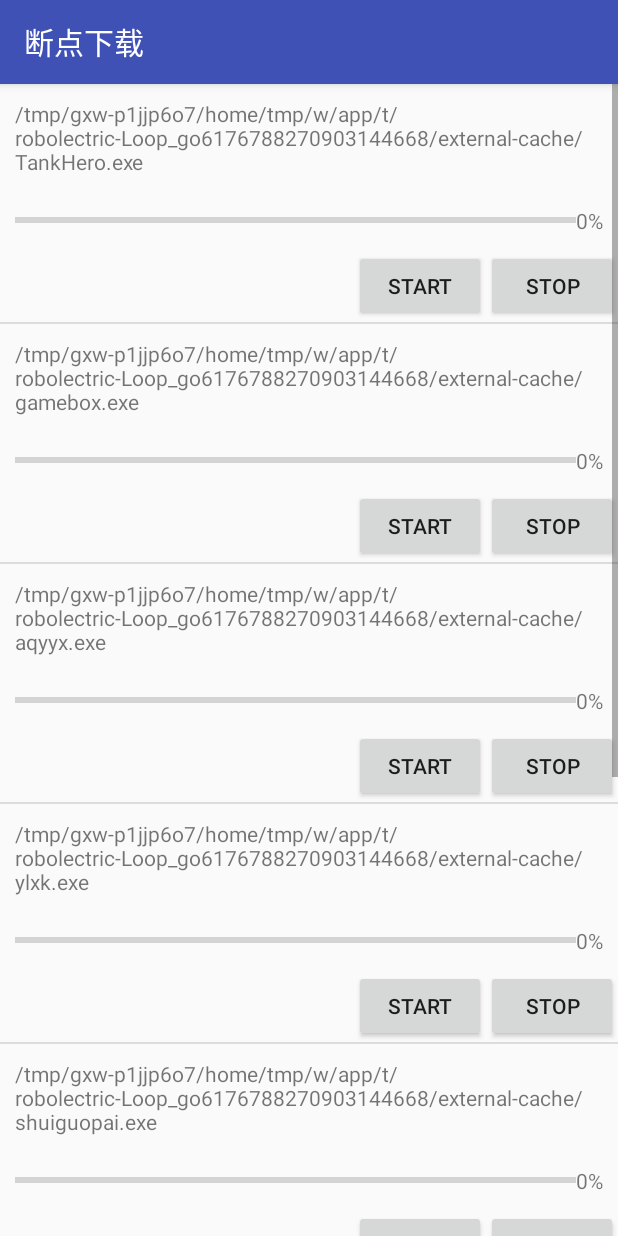
After one commit to zwb1992/DownloadApp, an Android app: the MultipleDownloadActivity screen opened directly, with no data from a screen before it, on a phone screen of 412 x 824 dp. The commit adds this screen. Run offline under Robolectric (Android 15) with nearby library versions, the phone set to English and light mode, and no system bars; our stand-ins replace ButterKnife.

Commit message:
多线程断点下载

```diff
--- a/DownloadApp/app/src/main/AndroidManifest.xml
+++ b/DownloadApp/app/src/main/AndroidManifest.xml
@@ -23,7 +23,9 @@
         <service
             android:name=".service.DownloadService"
             android:enabled="true"
-            android:exported="true"/>
+            android:exported="true" />
+
+        <activity android:name=".MultipleDownloadActivity"></activity>
     </application>
 
 </manifest>
--- /dev/null
+++ b/DownloadApp/app/src/main/java/com/zwb/downloadapp/MultipleDownloadActivity.java
@@ -0,0 +1,129 @@
+package com.zwb.downloadapp;
+
+import android.content.BroadcastReceiver;
+import android.content.Context;
+import android.content.Intent;
+import android.content.IntentFilter;
+import android.os.Bundle;
+import android.os.Environment;
+import android.os.Handler;
+import android.support.v7.app.AppCompatActivity;
+import android.widget.ListView;
+
+import com.zwb.downloadapp.adapter.DownloadAdapter;
+import com.zwb.downloadapp.bean.FileInfo;
+import com.zwb.downloadapp.bean.FileInfoDAO;
+
+import java.io.File;
+import java.util.ArrayList;
+import java.util.List;
+
+import butterknife.BindView;
+import butterknife.ButterKnife;
+
+/**
+ * 多线程下载文件
+ */
+public class MultipleDownloadActivity extends AppCompatActivity {
+    @BindView(R.id.listView)
+    ListView listView;
+    private List<FileInfo> fileInfos;
+    private static final String basePath = Environment.getExternalStorageDirectory().getAbsolutePath() + File.separator;
+    private FileInfoDAO fileInfoDAO;
+    private DownloadAdapter adapter;
+    private DownloadReceiver downloadReceiver;
+
+    @Override
+    protected void onCreate(Bundle savedInstanceState) {
+        super.onCreate(savedInstanceState);
+        setContentView(R.layout.activity_multiple_download);
+        ButterKnife.bind(this);
+        downloadReceiver = new DownloadReceiver();
+        IntentFilter filter = new IntentFilter("multipleDownload");
+        registerReceiver(downloadReceiver, filter);
+        fileInfoDAO = FileInfoDAO.getInstance(this);
+        initData();
+        adapter = new DownloadAdapter(this, fileInfos);
+        listView.setAdapter(adapter);
+
+        handler.postDelayed(runnable, 500);
+    }
+
+    private Handler handler = new Handler();
+    private Runnable runnable = new Runnable() {
+        @Override
+        public void run() {
+            if (adapter != null) {
+                adapter.notifyDataSetChanged();
+            }
+            handler.postDelayed(this, 500);//每个0.5秒钟刷新一次界面，避免因开启下载的线程过多导致刷新频繁
+        }
+    };
+
+    @Override
+    protected void onDestroy() {
+        super.onDestroy();
+        unregisterReceiver(downloadReceiver);
+        handler.removeCallbacks(runnable);
+    }
+
+    private void initData() {
+        fileInfos = new ArrayList<>();
+        FileInfo fileInfo = new FileInfo(1,
+                "http://dlsw.baidu.com/sw-search-sp/soft/1a/30708/TankHero_4399_Ver1.0.0.0.1406601180.exe",
+                basePath + "TankHero.exe", 0, 0);
+        fileInfos.add(fileInfoDAO.get(fileInfo));
+
+        fileInfo = new FileInfo(1,
+                "http://dlsw.baidu.com/sw-search-sp/soft/81/30712/gamebox_setup_2.2.3.602.1425610754.exe",
+                basePath + "gamebox.exe", 0, 0);
+        fileInfos.add(fileInfoDAO.get(fileInfo));
+
+        fileInfo = new FileInfo(1,
+                "http://sw.bos.baidu.com/sw-search-sp/software/2ae995961767e/aqyyx_2.2.1.73.exe",
+                basePath + "aqyyx.exe", 0, 0);
+        fileInfos.add(fileInfoDAO.get(fileInfo));
+
+        fileInfo = new FileInfo(1,
+                "http://dlsw.baidu.com/sw-search-sp/soft/2f/21205/YLXKsetup_6.0.5.1428912503.exe",
+                basePath + "ylxk.exe", 0, 0);
+        fileInfos.add(fileInfoDAO.get(fileInfo));
+
+        fileInfo = new FileInfo(1,
+                "http://dlsw.baidu.com/sw-search-sp/soft/85/22235/10000177.1375530509.exe",
+                basePath + "shuiguopai.exe", 0, 0);
+        fileInfos.add(fileInfoDAO.get(fileInfo));
+
+        fileInfo = new FileInfo(1,
+                "http://sw.bos.baidu.com/sw-search-sp/software/2fca20da41628/utgame5.2.2.0_setup.exe",
+                basePath + "utgame.exe", 0, 0);
+        fileInfos.add(fileInfoDAO.get(fileInfo));
+
+        fileInfo = new FileInfo(1,
+                "http://sw.bos.baidu.com/sw-search-sp/software/6934b563446e0/XLGameBox_4.5.1.44.exe",
+                basePath + "xlgamebox.exe", 0, 0);
+        fileInfos.add(fileInfoDAO.get(fileInfo));
+
+        fileInfo = new FileInfo(1,
+                "http://sw.bos.baidu.com/sw-search-sp/software/6d76a632c18ba/KGGW_6.1.0.8100.exe",
+                basePath + "kggw.exe", 0, 0);
+        fileInfos.add(fileInfoDAO.get(fileInfo));
+    }
+
+    //下载进度回调广播
+    class DownloadReceiver extends BroadcastReceiver {
+        @Override
+        public void onReceive(Context context, Intent intent) {
+            if ("multipleDownload".equals(intent.getAction())) {
+                FileInfo fileInfo = (FileInfo) intent.getSerializableExtra("fileInfo");
+                for (FileInfo info : fileInfos) {
+                    if (fileInfo.getUrl().equals(info.getUrl())) {
+                        info.setLength(fileInfo.getLength());
+                        info.setCompleted(fileInfo.getCompleted());
+                        break;
+                    }
+                }
+            }
+        }
+    }
+}
--- /dev/null
+++ b/DownloadApp/app/src/main/java/com/zwb/downloadapp/adapter/DownloadAdapter.java
@@ -0,0 +1,116 @@
+package com.zwb.downloadapp.adapter;
+
+import android.content.Context;
+import android.content.Intent;
+import android.view.LayoutInflater;
+import android.view.View;
+import android.view.ViewGroup;
+import android.widget.BaseAdapter;
+import android.widget.Button;
+import android.widget.ProgressBar;
+import android.widget.TextView;
+
+import com.zwb.downloadapp.R;
+import com.zwb.downloadapp.bean.FileInfo;
+import com.zwb.downloadapp.bean.FileInfoDAO;
+import com.zwb.downloadapp.service.DownloadService;
+
+import java.util.List;
+
+/**
+ * Created by zwb
+ * Description
+ * Date 2017/6/20.
+ */
+
+public class DownloadAdapter extends BaseAdapter {
+    private Context mContext;
+    private List<FileInfo> fileInfos;
+    private FileInfoDAO fileInfoDAO;
+
+    public DownloadAdapter(Context mContext, List<FileInfo> fileInfos) {
+        this.mContext = mContext;
+        this.fileInfos = fileInfos;
+        fileInfoDAO = FileInfoDAO.getInstance(mContext.getApplicationContext());
+    }
+
+    @Override
+    public int getCount() {
+        return fileInfos.size();
+    }
+
+    @Override
+    public Object getItem(int position) {
+        return fileInfos.get(position);
+    }
+
+    @Override
+    public long getItemId(int position) {
+        return position;
+    }
+
+    @Override
+    public View getView(int position, View convertView, ViewGroup parent) {
+        ViewHolder viewHolder;
+        if (convertView == null) {
+            convertView = LayoutInflater.from(mContext).inflate(R.layout.download_item, parent, false);
+            viewHolder = new ViewHolder(convertView);
+            convertView.setTag(viewHolder);
+        } else {
+            viewHolder = (ViewHolder) convertView.getTag();
+        }
+        final FileInfo fileInfo = fileInfos.get(position);
+        viewHolder.tvName.setText(fileInfo.getFileName());
+        if (fileInfo.getLength() != 0) {
+            int progress = (int) (fileInfo.getCompleted() * 100 / fileInfo.getLength());
+            viewHolder.tvProgress.setText(progress + "%");
+            viewHolder.pb.setProgress(progress);
+        } else {
+            viewHolder.tvProgress.setText("0%");
+            viewHolder.pb.setProgress(0);
+
+        }
+        viewHolder.btStart.setTag(position);
+        viewHolder.btStart.setOnClickListener(new View.OnClickListener() {
+            @Override
+            public void onClick(View v) {
+                int index = (Integer) (v.getTag());
+                FileInfo info = fileInfos.get(index);
+                Intent startIntent = new Intent(mContext, DownloadService.class);
+                startIntent.putExtra("fileInfo", fileInfoDAO.get(info));
+                startIntent.putExtra("type", DownloadService.DOWNLOAD_START);
+                mContext.startService(startIntent);
+            }
+        });
+
+        viewHolder.btStop.setTag(position);
+        viewHolder.btStop.setOnClickListener(new View.OnClickListener() {
+            @Override
+            public void onClick(View v) {
+                int index = (Integer) (v.getTag());
+                FileInfo info = fileInfos.get(index);
+                Intent startIntent = new Intent(mContext, DownloadService.class);
+                startIntent.putExtra("fileInfo", fileInfoDAO.get(info));
+                startIntent.putExtra("type", DownloadService.DOWNLOAD_STOP);
+                mContext.startService(startIntent);
+            }
+        });
+
+        return convertView;
+    }
+
+    static class ViewHolder {
+        public TextView tvName;
+        public TextView tvProgress;
+        public Button btStart, btStop;
+        public ProgressBar pb;
+
+        public ViewHolder(View view) {
+            tvName = (TextView) view.findViewById(R.id.tvName);
+            tvProgress = (TextView) view.findViewById(R.id.tvProgress);
+            btStart = (Button) view.findViewById(R.id.btStart);
+            btStop = (Button) view.findViewById(R.id.btStop);
+            pb = (ProgressBar) view.findViewById(R.id.pb);
+        }
+    }
+}
--- /dev/null
+++ b/DownloadApp/app/src/main/res/layout/activity_multiple_download.xml
@@ -0,0 +1,13 @@
+<?xml version="1.0" encoding="utf-8"?>
+<RelativeLayout xmlns:android="http://schemas.android.com/apk/res/android"
+    xmlns:tools="http://schemas.android.com/tools"
+    android:id="@+id/activity_multiple_download"
+    android:layout_width="match_parent"
+    android:layout_height="match_parent"
+    tools:context="com.zwb.downloadapp.MultipleDownloadActivity">
+
+    <ListView
+        android:id="@+id/listView"
+        android:layout_width="match_parent"
+        android:layout_height="match_parent" />
+</RelativeLayout>
--- /dev/null
+++ b/DownloadApp/app/src/main/res/layout/download_item.xml
@@ -0,0 +1,60 @@
+<?xml version="1.0" encoding="utf-8"?>
+<LinearLayout xmlns:android="http://schemas.android.com/apk/res/android"
+    xmlns:tools="http://schemas.android.com/tools"
+    android:id="@+id/activity_main"
+    android:layout_width="match_parent"
+    android:layout_height="wrap_content"
+    android:descendantFocusability="blocksDescendants"
+    android:orientation="vertical"
+    tools:context="com.zwb.downloadapp.MainActivity">
+
+    <TextView
+        android:id="@+id/tvName"
+        android:layout_width="wrap_content"
+        android:layout_height="wrap_content"
+        android:padding="10dp"
+        tools:text="文件名称" />
+
+    <LinearLayout
+        android:layout_width="match_parent"
+        android:layout_height="wrap_content"
+        android:gravity="center_vertical"
+        android:orientation="horizontal"
+        android:padding="10dp">
+
+
+        <ProgressBar
+            android:id="@+id/pb"
+            style="@style/Base.Widget.AppCompat.ProgressBar.Horizontal"
+            android:layout_width="0dp"
+            android:layout_height="wrap_content"
+            android:layout_weight="1" />
+
+        <TextView
+            android:id="@+id/tvProgress"
+            android:layout_width="wrap_content"
+            android:layout_height="wrap_content"
+            android:text="0%" />
+    </LinearLayout>
+
+    <LinearLayout
+        android:layout_width="wrap_content"
+        android:layout_height="wrap_content"
+        android:layout_gravity="right"
+        android:orientation="horizontal">
+
+        <Button
+            android:id="@+id/btStart"
+            android:layout_width="wrap_content"
+            android:layout_height="wrap_content"
+            android:focusable="false"
+            android:text="start" />
+
+        <Button
+            android:id="@+id/btStop"
+            android:layout_width="wrap_content"
+            android:layout_height="wrap_content"
+            android:focusable="false"
+            android:text="stop" />
+    </LinearLayout>
+</LinearLayout>
```
Also changed, not shown: DownloadApp/app/src/main/java/com/zwb/downloadapp/MainActivity.java (+17 -5 lines), DownloadApp/app/src/main/java/com/zwb/downloadapp/bean/FileInfoDAO.java (+55 -18 lines), DownloadApp/app/src/main/java/com/zwb/downloadapp/db/DbHelper.java (+14 -1 lines), DownloadApp/app/src/main/java/com/zwb/downloadapp/service/DownloadService.java (+23 -12 lines), DownloadApp/app/src/main/res/layout/activity_main.xml (+11 -0 lines), 1 other file.
